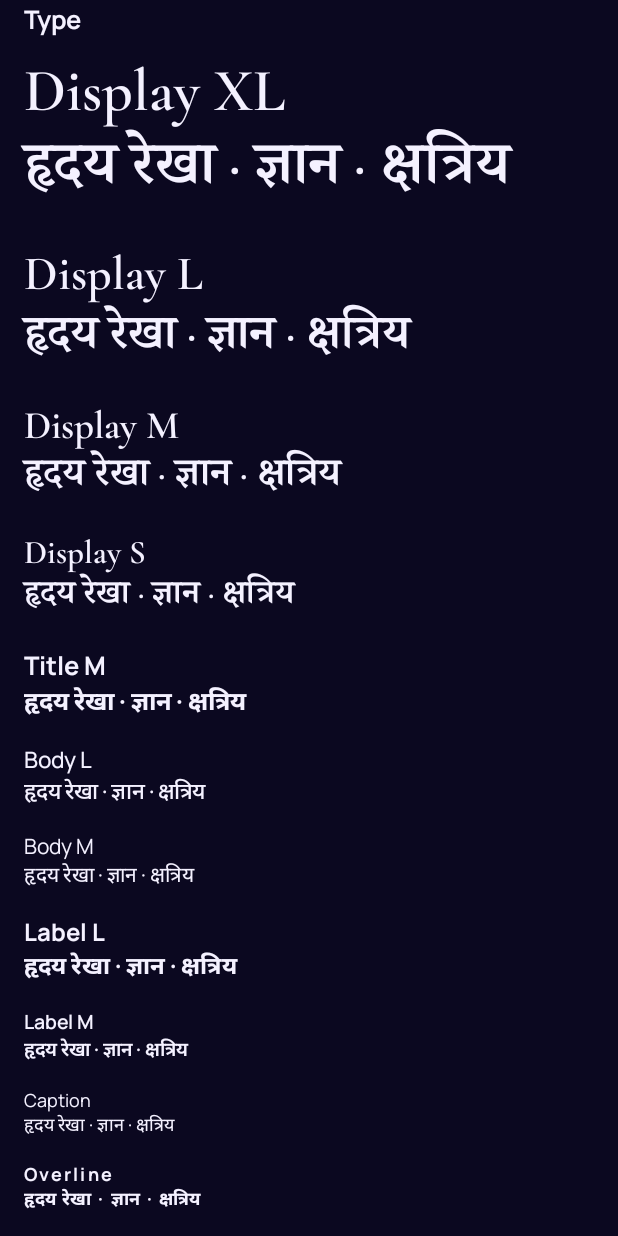
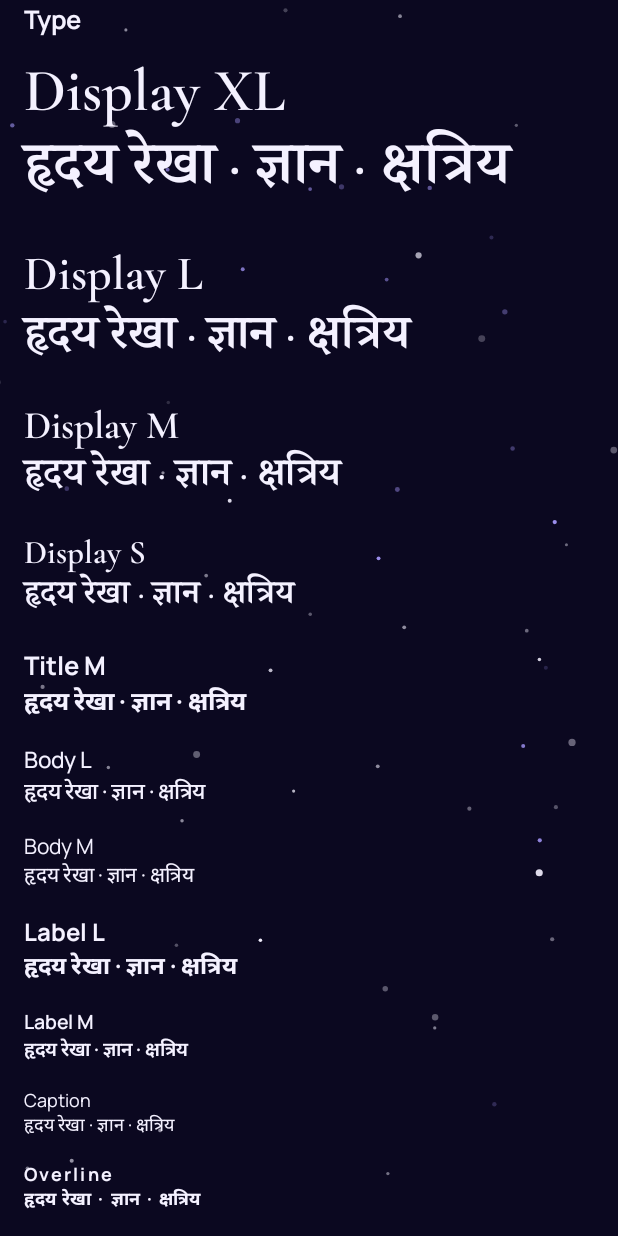
Before and after one commit to megh-quizango/Palm-Reading, an Android app built with Jetpack Compose: the screen it shows after launch (MainActivity), scrolled down 1616 dp, on a phone screen of 412 x 824 dp. Run offline under Robolectric (Android 15) with nearby library versions, the phone set to English and light mode, and no system bars; our stand-ins replace Dagger/Hilt's generated code, Navigation 3; libraries missing offline, so code that uses them is left out: androidx.hilt.lifecycle.

Commit message:
feat(01-05): animated star background, vector orb adaptive icon and motion check
- NocturneBackground: 60 seeded stars in 3 layers, one infinite transition read only in the draw phase, static under reduce motion; content in its own layer
- Showcase drawn full-bleed on NocturneBackground, content keeps safe-drawing insets
- Adaptive vector [Guide] orb icon with bg_base background and monochrome layer
- tools/check-motion.sh off|on hashes two captures and always restores animator_duration_scale

Co-Authored-By: Claude Opus 5.5 <noreply@anthropic.com>

```diff
--- a/android/app/src/main/AndroidManifest.xml
+++ b/android/app/src/main/AndroidManifest.xml
@@ -5,7 +5,9 @@
 
     <application
         android:name=".PalmApp"
+        android:icon="@mipmap/ic_launcher"
         android:label="@string/app_name"
+        android:roundIcon="@mipmap/ic_launcher"
         android:theme="@style/Theme.Palm">
         <activity
             android:name=".MainActivity"
--- /dev/null
+++ b/android/app/src/main/java/app/palm/core/designsystem/NocturneBackground.kt
@@ -0,0 +1,110 @@
+package app.palm.core.designsystem
+
+import androidx.compose.animation.core.Easing
+import androidx.compose.animation.core.InfiniteTransition
+import androidx.compose.animation.core.LinearEasing
+import androidx.compose.animation.core.RepeatMode
+import androidx.compose.animation.core.animateFloat
+import androidx.compose.animation.core.infiniteRepeatable
+import androidx.compose.animation.core.rememberInfiniteTransition
+import androidx.compose.animation.core.tween
+import androidx.compose.foundation.background
+import androidx.compose.foundation.layout.Box
+import androidx.compose.foundation.layout.BoxScope
+import androidx.compose.foundation.layout.fillMaxSize
+import androidx.compose.material3.LocalContentColor
+import androidx.compose.runtime.Composable
+import androidx.compose.runtime.CompositionLocalProvider
+import androidx.compose.runtime.State
+import androidx.compose.runtime.remember
+import androidx.compose.ui.Modifier
+import androidx.compose.ui.draw.drawBehind
+import androidx.compose.ui.graphics.graphicsLayer
+import androidx.compose.ui.geometry.Offset
+import androidx.compose.ui.graphics.Color
+import androidx.compose.ui.unit.dp
+import kotlin.math.PI
+import kotlin.math.abs
+import kotlin.math.cos
+import kotlin.math.sin
+import kotlin.random.Random
+
+/** One precomputed star: position as a fraction of the size, radius in dp, twinkle phase 0..1. */
+private class Star(val x: Float, val y: Float, val radiusDp: Float, val color: Color, val alpha: Float, val phase: Float, val layer: Int)
+
+/** Per layer (far, mid, near): star count, radius range in dp (D-04: 1-2.5 dp), colour, drift amplitude. */
+private class StarLayer(val count: Int, val minDp: Float, val maxDp: Float, val color: Color, val driftDp: Float)
+
+private val Layers = listOf(
+    StarLayer(30, 1f, 1.4f, NocturneColors.TextPrimary, 4f),
+    StarLayer(20, 1.2f, 1.8f, NocturneColors.BrandLink, 8f),
+    StarLayer(10, 1.8f, 2.5f, NocturneColors.TextPrimary, 14f),
+)
+
+private const val SEED = 20261126 // fixed so the sky is the same on every launch
+private const val MIN_TWINKLE = 0.35f
+
+private fun makeStars(): List<Star> {
+    val r = Random(SEED)
+    return Layers.flatMapIndexed { i, l ->
+        List(l.count) {
+            Star(
+                x = r.nextFloat(), y = r.nextFloat(),
+                radiusDp = l.minDp + r.nextFloat() * (l.maxDp - l.minDp),
+                color = l.color, alpha = 0.4f + 0.6f * r.nextFloat(), phase = r.nextFloat(), layer = i,
+            )
+        }
+    }
+}
+
+private class StarClock(val twinkle: State<Float>, val twinkleFast: State<Float>, val drift: State<Float>)
+
+@Composable
+private fun InfiniteTransition.loop(durationMs: Int, easing: Easing, mode: RepeatMode): State<Float> =
+    animateFloat(0f, 1f, infiniteRepeatable(tween(durationMs, easing = easing), mode), label = "stars")
+
+/**
+ * Full-bleed Nocturne sky: BgBase plus three star layers drawn in the draw phase (no recomposition per frame).
+ * Draws behind the system bars; content handles its own insets. Static when system animations are off.
+ * Phase 3 (FND-03) extends this composable; do not use it on the camera or generating screens.
+ */
+@Composable
+fun NocturneBackground(modifier: Modifier = Modifier, content: @Composable BoxScope.() -> Unit) {
+    val stars = remember { makeStars() }
+    // reduceMotion is fixed for the process, so this branch never flips within a composition
+    val clock = if (LocalNocturne.current.reduceMotion) null else rememberInfiniteTransition(label = "stars").let { t ->
+        StarClock(
+            twinkle = t.loop(NocturneDurations.Ambient, NocturneEasings.GentleSine, RepeatMode.Reverse),
+            twinkleFast = t.loop(NocturneDurations.AmbientFast, NocturneEasings.GentleSine, RepeatMode.Reverse),
+            drift = t.loop(NocturneDurations.AmbientSlow, LinearEasing, RepeatMode.Restart),
+        )
+    }
+    Box(
+        modifier.fillMaxSize().background(NocturneColors.BgBase).drawBehind {
+            // Animated values are read only here, so a frame redraws without recomposing
+            val tw = clock?.twinkle?.value
+            val twFast = clock?.twinkleFast?.value
+            val angle = 2f * PI.toFloat() * (clock?.drift?.value ?: 0f)
+            stars.forEach { s ->
+                val t = if (s.layer == 1) twFast else tw
+                // Triangle wave offset by the star's phase; rest state (no animation) is full brightness
+                val glow = if (t == null) 1f else MIN_TWINKLE + (1f - MIN_TWINKLE) * (1f - abs(2f * ((t + s.phase) % 1f) - 1f))
+                val amp = Layers[s.layer].driftDp.dp.toPx()
+                val a = angle + s.phase * 2f * PI.toFloat()
+                val dx = if (clock == null) 0f else sin(a) * amp
+                val dy = if (clock == null) 0f else (cos(a) - 1f) * amp
+                drawCircle(
+                    color = s.color,
+                    radius = s.radiusDp.dp.toPx(),
+                    center = Offset(s.x * size.width + dx, s.y * size.height + dy),
+                    alpha = s.alpha * glow,
+                )
+            }
+        },
+    ) {
+        // Own layer: a star frame re-records only this Box, not the content (and its glows)
+        Box(Modifier.fillMaxSize().graphicsLayer()) {
+            CompositionLocalProvider(LocalContentColor provides NocturneSemantic.Foreground) { content() }
+        }
+    }
+}
--- a/android/app/src/main/java/app/palm/showcase/ShowcaseScreen.kt
+++ b/android/app/src/main/java/app/palm/showcase/ShowcaseScreen.kt
@@ -10,13 +10,11 @@ import androidx.compose.foundation.layout.FlowRow
 import androidx.compose.foundation.layout.WindowInsets
 import androidx.compose.foundation.layout.add
 import androidx.compose.foundation.layout.asPaddingValues
-import androidx.compose.foundation.layout.fillMaxSize
 import androidx.compose.foundation.layout.fillMaxWidth
 import androidx.compose.foundation.layout.height
 import androidx.compose.foundation.layout.safeDrawing
 import androidx.compose.foundation.lazy.LazyColumn
 import androidx.compose.material3.MaterialTheme
-import androidx.compose.material3.Surface
 import androidx.compose.material3.Text
 import androidx.compose.runtime.Composable
 import androidx.compose.ui.Modifier
@@ -25,6 +23,7 @@ import androidx.compose.ui.res.stringResource
 import androidx.compose.ui.unit.Dp
 import app.palm.R
 import app.palm.core.designsystem.LocalNocturne
+import app.palm.core.designsystem.NocturneBackground
 import app.palm.core.designsystem.NocturneColors
 import app.palm.core.designsystem.NocturneSpace
 import app.palm.core.designsystem.NocturneSize
@@ -44,7 +43,7 @@ fun ShowcaseScreen(statusViewModel: BackendStatusViewModel) {
     val s16 = NocturneSpace.S16
     val padding = WindowInsets.safeDrawing.add(WindowInsets(s16, s16, s16, s16)).asPaddingValues()
     val (palm, roles) = NocturneColors.ByPath.entries.partition { it.key.startsWith(PALM) }
-    Surface(Modifier.fillMaxSize(), color = MaterialTheme.colorScheme.background) {
+    NocturneBackground {
         LazyColumn(contentPadding = padding, verticalArrangement = Arrangement.spacedBy(NocturneSpace.S24)) {
             item { Text(stringResource(R.string.app_name), style = MaterialTheme.typography.headlineSmall) }
             item { BackendStatusRow(statusViewModel) }
```
Also changed, not shown: android/app/src/main/res/drawable/ic_launcher_foreground.xml (added, +17 -0 lines), android/app/src/main/res/drawable/ic_launcher_monochrome.xml (added, +15 -0 lines), android/app/src/main/res/mipmap-anydpi/ic_launcher.xml (added, +7 -0 lines), 1 other file.
